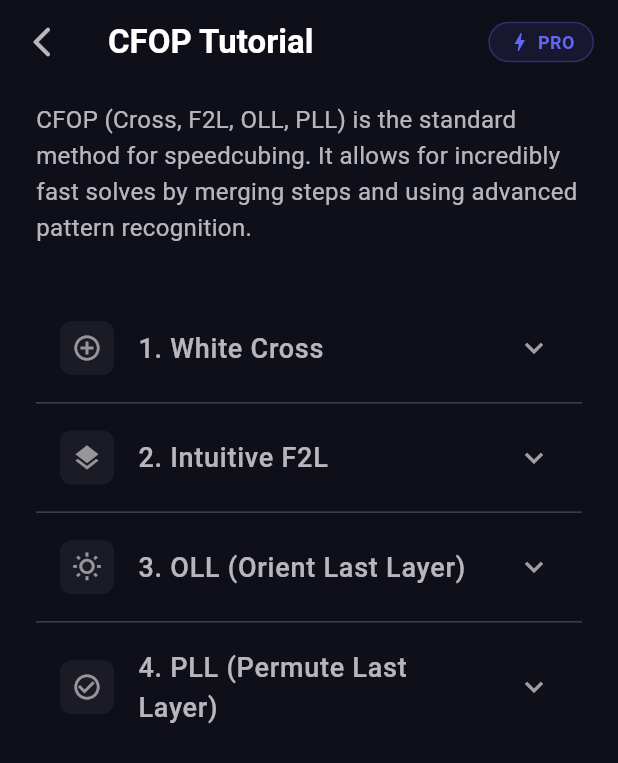
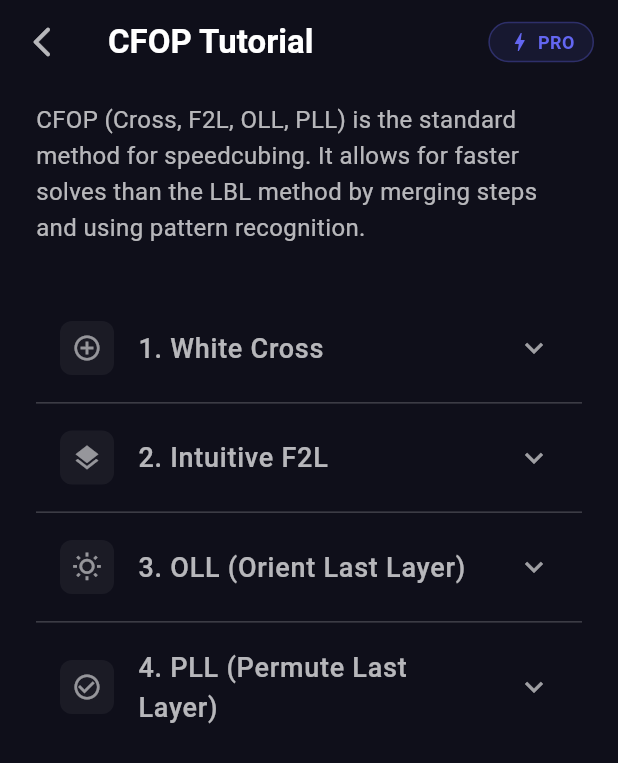
Before and after one commit to mgeilich/speedcube, a Flutter app: the CfopGuideScreen screen opened directly, on a phone screen of 412 x 824 dp. Shown: the top 763 px of the screen. Run offline on Flutter 3.47's test engine with Material 3 defaults, Android fonts, the phone set to English and light mode, and no system bars; our stand-ins replace camera, in_app_purchase, shared_preferences; accounts and stored records are empty.

Commit message:
CFOP demo fixes

```diff
--- a/lib/widgets/cfop_guide_screen.dart
+++ b/lib/widgets/cfop_guide_screen.dart
@@ -103,7 +103,7 @@ class _CfopGuideScreenState extends State<CfopGuideScreen> {
           crossAxisAlignment: CrossAxisAlignment.start,
           children: [
             const Text(
-              'CFOP (Cross, F2L, OLL, PLL) is the standard method for speedcubing. It allows for incredibly fast solves by merging steps and using advanced pattern recognition.',
+              'CFOP (Cross, F2L, OLL, PLL) is the standard method for speedcubing. It allows for faster solves than the LBL method by merging steps and using pattern recognition.',
               style: TextStyle(color: Colors.white70, fontSize: 16, height: 1.5),
             ),
             const SizedBox(height: 32),
@@ -321,7 +321,7 @@ class _CfopGuideScreenState extends State<CfopGuideScreen> {
 
         _buildIllustration(
           '2. Edge Extraction',
-          'If an edge is stuck in the middle, use R U R\' U\' to extract it.',
+          'If an edge is stuck in the middle, use R U2 R\' to extract it while keeping the corner on the top layer.',
           _getF2LEdgeExtractionState(),
           rotationX: 0.4,
           rotationY: 0.75,
@@ -335,7 +335,7 @@ class _CfopGuideScreenState extends State<CfopGuideScreen> {
             label: 'Show Edge Extraction',
             onTap: () {
               _requestDemo(1, _getF2LEdgeExtractionState(),
-                moves: [CubeMove.r, CubeMove.u, CubeMove.rPrime, CubeMove.uPrime],
+                moves: [CubeMove.r, CubeMove.u2, CubeMove.rPrime],
                 initialRotationX: 0.4,
                 initialRotationY: 0.75,
               );
@@ -350,7 +350,7 @@ class _CfopGuideScreenState extends State<CfopGuideScreen> {
           'If a corner and edge are next to each other in the top layer but not correctly oriented or matched, use R U2 R\' to separate them.',
           _getF2LSeparationState(),
           rotationX: 0.4,
-          rotationY: 0.75,
+          rotationY: -0.75,
           highlightedStickers: [
             MapEntry(CubeFace.u, 8),
             MapEntry(CubeFace.f, 2),
@@ -366,7 +366,7 @@ class _CfopGuideScreenState extends State<CfopGuideScreen> {
               _requestDemo(1, _getF2LSeparationState(),
                 moves: [CubeMove.r, CubeMove.u2, CubeMove.rPrime],
                 initialRotationX: 0.4,
-                initialRotationY: 0.75,
+                initialRotationY: -0.75,
               );
             },
           ),
@@ -394,7 +394,7 @@ class _CfopGuideScreenState extends State<CfopGuideScreen> {
           'The white sticker faces the Right side. Check if the top sticker of the edge matches the corner top color.',
           _getF2LMatchingSideState(),
           rotationX: 0.4,
-          rotationY: 0.75,
+          rotationY: -0.75,
         ),
         const SizedBox(height: 12),
         _buildDemoButtons([
@@ -404,7 +404,7 @@ class _CfopGuideScreenState extends State<CfopGuideScreen> {
               _requestDemo(1, _getF2LMatchingSideState(),
                 moves: [CubeMove.u, CubeMove.fPrime, CubeMove.u2, CubeMove.f, CubeMove.u2, CubeMove.fPrime, CubeMove.u, CubeMove.f],
                 initialRotationX: 0.4,
-                initialRotationY: 0.75,
+                initialRotationY: -0.75,
               );
             },
           ),
@@ -414,7 +414,7 @@ class _CfopGuideScreenState extends State<CfopGuideScreen> {
               _requestDemo(1, _getF2LNonMatchingSideState(),
                 moves: [CubeMove.r, CubeMove.u, CubeMove.rPrime],
                 initialRotationX: 0.4,
-                initialRotationY: 0.75,
+                initialRotationY: -0.75,
               );
             },
           ),
@@ -446,7 +446,7 @@ class _CfopGuideScreenState extends State<CfopGuideScreen> {
             label: 'Non-Matching Edge',
             onTap: () {
               _requestDemo(1, _getF2LNonMatchingFrontState(),
-                moves: [CubeMove.uPrime, CubeMove.r, CubeMove.uPrime, CubeMove.r2, CubeMove.u, CubeMove.r, CubeMove.u2, CubeMove.fPrime, CubeMove.u, CubeMove.f],
+                moves: [CubeMove.fPrime, CubeMove.uPrime, CubeMove.f],
                 initialRotationX: 0.4,
                 initialRotationY: 0.75,
               );
@@ -459,7 +459,7 @@ class _CfopGuideScreenState extends State<CfopGuideScreen> {
         // Case 3: White Facing Up
         _buildIllustration(
           'Case 3: White Facing Up',
-          'The white sticker faces Up. This requires a setup move to rotate the corner so white faces the side.',
+          'The white sticker faces Up. This requires a setup move to rotate the edge so that its side color matches the correct face.',
           _getF2LTopState(),
           rotationX: 0.4,
           rotationY: 0.75,
@@ -595,26 +595,15 @@ class _CfopGuideScreenState extends State<CfopGuideScreen> {
         crossAxisAlignment: CrossAxisAlignment.start,
         children: [
           Text(title, style: const TextStyle(color: Colors.white, fontSize: 15, fontWeight: FontWeight.w600)),
+          const SizedBox(height: 16),
+          _buildCubePreview(state, rotationX: 0.5),
+          const SizedBox(height: 16),
+          _buildAlgorithmText(alg),
           const SizedBox(height: 12),
-          Row(
-            children: [
-              _buildCubePreview(state, rotationX: 0.5),
-              const SizedBox(width: 16),
-              Expanded(
-                child: Column(
-                  crossAxisAlignment: CrossAxisAlignment.start,
-                  children: [
-                    _buildAlgorithmText(alg),
-                    const SizedBox(height: 8),
-                    _buildShowMeButton(
-                      label: 'Show Me',
-                      color: const Color(0xFF6366F1),
-                      onPressed: () => _requestDemo(2, state, moves: _parseAlg(alg), initialRotationX: 0.5),
-                    ),
-                  ],
-                ),
-              ),
-            ],
+          _buildShowMeButton(
+            label: 'Show Me',
+            color: const Color(0xFF6366F1),
+            onPressed: () => _requestDemo(2, state, moves: _parseAlg(alg), initialRotationX: 0.5),
           ),
         ],
       ),
@@ -949,12 +938,22 @@ class _CfopGuideScreenState extends State<CfopGuideScreen> {
         borderRadius: BorderRadius.circular(8),
         border: Border.all(color: Colors.white10),
       ),
-      child: Row(
-        mainAxisSize: MainAxisSize.min,
+      child: Wrap(
+        crossAxisAlignment: WrapCrossAlignment.center,
+        spacing: 12,
+        runSpacing: 8,
         children: [
           const Icon(Icons.code, color: Colors.white38, size: 18),
-          const SizedBox(width: 12),
-          Text(text, style: const TextStyle(color: Colors.white, fontFamily: 'monospace', fontSize: 16, letterSpacing: 1.5, fontWeight: FontWeight.bold)),
+          Text(text,
+            style: const TextStyle(
+              color: Colors.white,
+              fontFamily: 'monospace',
+              fontSize: 16,
+              letterSpacing: 1.5,
+              fontWeight: FontWeight.bold
+            ),
+            softWrap: true,
+          ),
         ],
       ),
     );
@@ -964,17 +963,6 @@ class _CfopGuideScreenState extends State<CfopGuideScreen> {
   // ── State Generators ──────────────────────────────────────────────────────
 
 
-
-  CubeState _getWhiteOnBottomState() {
-    final state = CubeState.solved();
-    for (int i = 0; i < 9; i++) {
-      state.u[i] = CubeColor.yellow;
-    }
-    for (int i = 0; i < 9; i++) {
-      state.d[i] = CubeColor.white;
-    }
-    return state;
-  }
 
   /// Returns a state where the bottom two layers (F2L) are solved.
   CubeState _getF2LCompleteState() {
@@ -991,17 +979,11 @@ class _CfopGuideScreenState extends State<CfopGuideScreen> {
 
   /// Returns a state where the White Cross is solved, but the rest is scrambled.
   CubeState _getScrambledBaseState() {
-    // Start with solved cross on bottom
-    final state = _getWhiteOnBottomState();
+    // Start with solved cross on bottom (White) and yellow on top
+    final state = CubeState.yellowTopSolved();
 
-    // Apply several noise moves that preserve the cross
-    // Using U/U'/U2 and specific combinations
-    final noise = [
-      CubeMove.u, CubeMove.r, CubeMove.u, CubeMove.rPrime, CubeMove.uPrime,
-      CubeMove.lPrime, CubeMove.uPrime, CubeMove.l, CubeMove.u,
-      CubeMove.f, CubeMove.u, CubeMove.fPrime, CubeMove.uPrime,
-      CubeMove.bPrime, CubeMove.uPrime, CubeMove.b, CubeMove.u,
-    ];
+    // Only apply top layer turns to avoid bringing white stickers to the side/top faces
+    final noise = [CubeMove.u, CubeMove.u];
     return state.applyMoves(noise);
   }
 
@@ -1074,29 +1056,39 @@ class _CfopGuideScreenState extends State<CfopGuideScreen> {
   // --- NEW F2L Case Generators ---
 
   CubeState _getF2LCornerExtractionState() {
-    // Only corner trapped in bottom slot
-    final state = _getScrambledBaseState();
-    // Target corner: White, Orange, Green (trapped in FRB slot)
+    // Corner trapped in bottom slot (Front-Right-Down)
+    final state = CubeState.yellowTopSolved();
+
+    // F2L Corner: White-Orange-Green
+    // In FRD slot: f[8], r[6], d[2]
     state.f[8] = CubeColor.white;
     state.r[6] = CubeColor.orange;
-    state.d[2] = CubeColor.green;
-    state.applyMoves([CubeMove.r, CubeMove.u, CubeMove.rPrime, CubeMove.uPrime]);
+    state.d[2] = CubeColor.green; // Explicitly set D face to prevent 2 whites on this corner
+
+    // Associated Edge (Orange-Green) elsewhere (top layer)
+    state.u[1] = CubeColor.orange;
+    state.b[1] = CubeColor.green;
+
     return state;
   }
 
   CubeState _getF2LEdgeExtractionState() {
-    // Only edge trapped in middle slot
-    final state = _getScrambledBaseState();
-    // Target edge: Orange, Green (trapped in FR middle slot)
+    // Edge trapped flipped in middle slot (Front-Right)
+    final state = CubeState.yellowTopSolved();
+
+    // F2L Edge: Orange-Green (trapped flipped in FR slot: f[5]/r[3])
     state.f[5] = CubeColor.orange;
     state.r[3] = CubeColor.green;
-    // User requested the corresponding corner (White/Orange/Green) be on top too
-    // Position it at UFR (Back-Right-Top)
-    state.u[8] = CubeColor.white;
-    state.r[0] = CubeColor.orange;
-    state.b[2] = CubeColor.green;
 
-    state.applyMoves([CubeMove.lPrime, CubeMove.uPrime, CubeMove.l, CubeMove.u]);
+    // Corresponding Corner (White-Orange-Green) visible on top at UFR
+    // UFR corner: u[8], f[2], r[0]
+    state.u[8] = CubeColor.green;
+    state.f[2] = CubeColor.orange;
+    state.r[0] = CubeColor.white;
+
+    // Ensure the bottom face (d[2]) under the slot is NOT white to avoid 2 whites on a corner
+    state.d[2] = CubeColor.red;
+
     return state;
   }
 
@@ -1174,13 +1166,13 @@ class _CfopGuideScreenState extends State<CfopGuideScreen> {
     state.f[5] = CubeColor.red; state.r[3] = CubeColor.red;
     state.f[8] = CubeColor.red; state.r[6] = CubeColor.red; state.d[2] = CubeColor.white;
 
-    // Corner at UFR: White on F, Green on R, Orange on U
-    state.u[8] = CubeColor.orange;
+    // Corner at UFR: White on F, Orange on R, Green on U
+    state.u[8] = CubeColor.green;
     state.f[2] = CubeColor.white;
-    state.r[0] = CubeColor.green;
-    // Edge at UB: Green on U, Orange on B (Non-matching top colors)
-    state.u[1] = CubeColor.green;
-    state.b[1] = CubeColor.orange;
+    state.r[0] = CubeColor.orange;
+    // Edge at UL: Orange on U, Green on L (Mismatch with Corner Top)
+    state.u[3] = CubeColor.orange;
+    state.l[1] = CubeColor.green;
     return state;
   }
 
```
Also changed, not shown: lib/controllers/analysis_controller.dart (+8 -0 lines), lib/controllers/home_controller.dart (+11 -1 lines), lib/widgets/analysis_timeline.dart (+5 -4 lines), lib/widgets/solve_controls.dart (+16 -11 lines).
